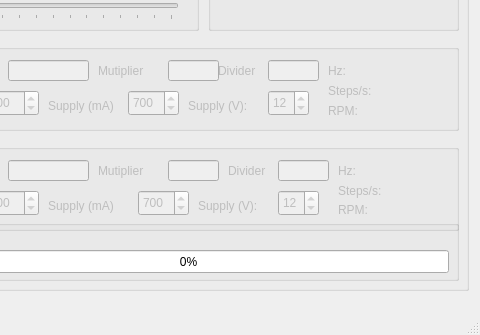
ahp-electronics/gt-configurator, file mainwindow.ui: the form before one commit; both pictures show x 292 to 772 and y 430 to 765 of the 772 by 765 pixel window.
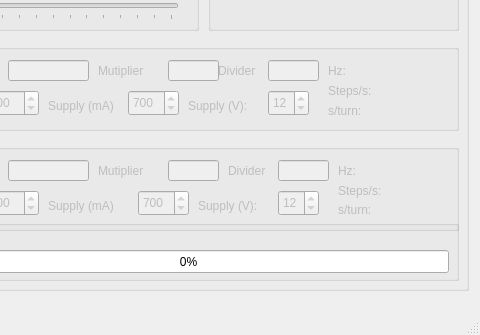
The form after the commit.

Commit message: Seconds/turn instead of wrong RPM

```diff
--- a/mainwindow.ui
+++ b/mainwindow.ui
@@ -1318,7 +1318,7 @@
        </rect>
       </property>
       <property name="text">
-       <string>RPM:</string>
+       <string>s/turn:</string>
       </property>
      </widget>
      <widget class="QLabel" name="label_32">
@@ -1683,7 +1683,7 @@
        </rect>
       </property>
       <property name="text">
-       <string>RPM:</string>
+       <string>s/turn:</string>
       </property>
      </widget>
     </widget>
```
Left out of the diff: 6 changed lines with no effect on the pictures. The commit also changes 3 other files.
